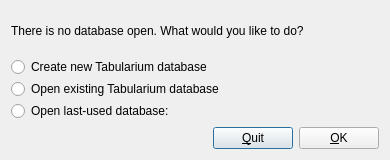
sobjornstad/tabularium, file designer/opendatabase.ui: the form before one commit.
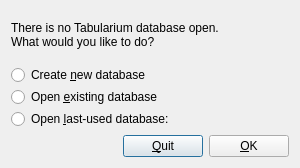
The form after the commit.

Commit message: wording parallelism and access keys in welcome window

```diff
--- a/designer/opendatabase.ui
+++ b/designer/opendatabase.ui
@@ -6,8 +6,8 @@
    <rect>
     <x>0</x>
     <y>0</y>
-    <width>390</width>
-    <height>160</height>
+    <width>300</width>
+    <height>168</height>
    </rect>
   </property>
   <property name="windowTitle">
@@ -17,7 +17,8 @@
    <item>
     <widget class="QLabel" name="explanatoryText">
      <property name="text">
-      <string>There is no database open. What would you like to do?</string>
+      <string>There is no Tabularium database open.
+What would you like to do?</string>
      </property>
     </widget>
    </item>
@@ -29,21 +30,21 @@
      <item row="0" column="0">
       <widget class="QRadioButton" name="createNewRadio">
        <property name="text">
-        <string>Create new Tabularium database</string>
+        <string>Create &amp;new database</string>
        </property>
       </widget>
      </item>
      <item row="1" column="0">
       <widget class="QRadioButton" name="openExistingRadio">
        <property name="text">
-        <string>Open existing Tabularium database</string>
+        <string>Open &amp;existing database</string>
        </property>
       </widget>
      </item>
      <item row="2" column="0">
       <widget class="QRadioButton" name="openLastRadio">
        <property name="text">
-        <string>Open last-used database: </string>
+        <string>Open &amp;last-used database: </string>
        </property>
       </widget>
      </item>
```
The commit also changes 1 other file.
